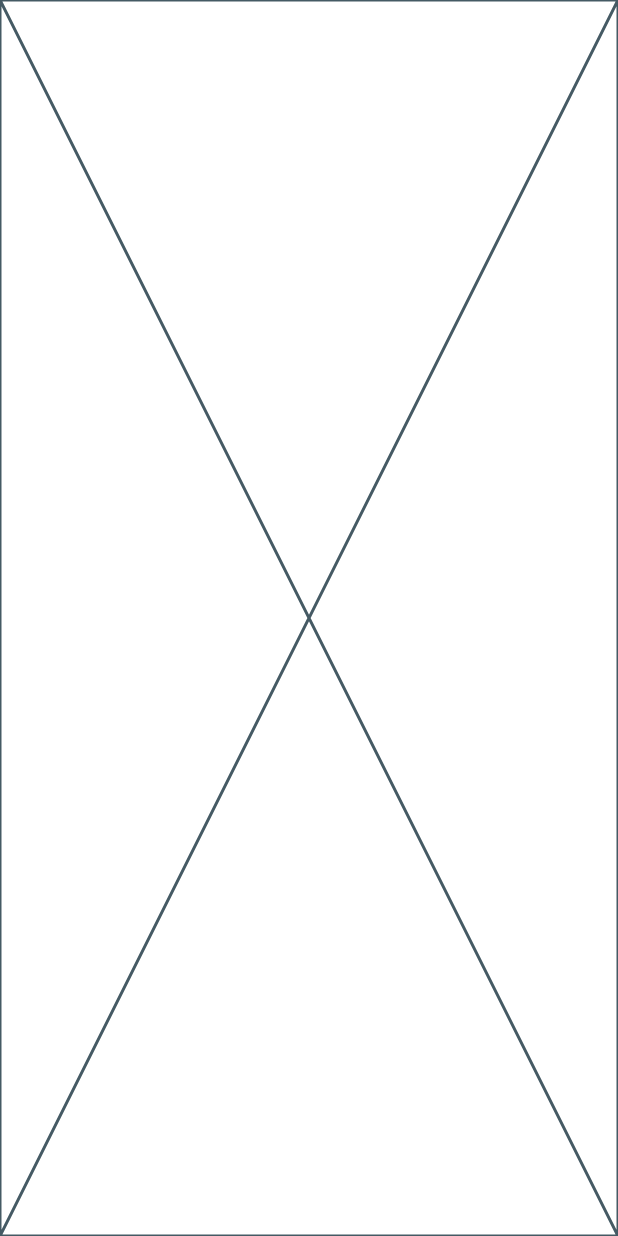
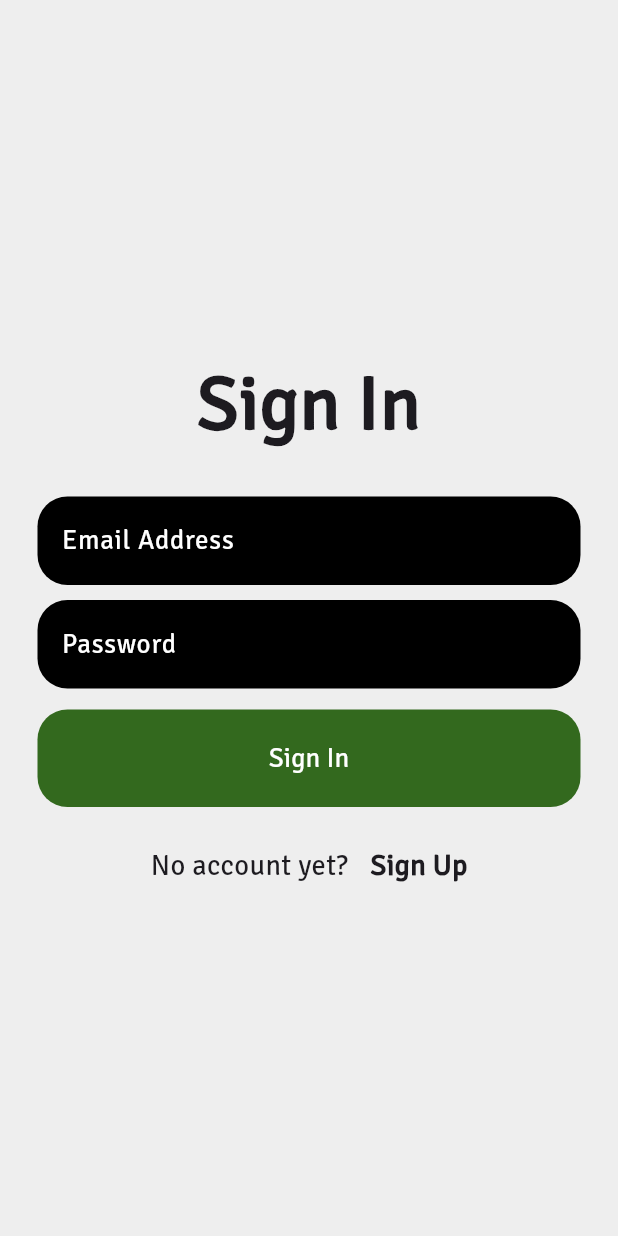
Before and after one commit to Abdusalom-mobile-developer/flutter_practice17, a Flutter app: the screen it shows after launch, after a tap on "Sign In", on a phone screen of 412 x 824 dp. Run offline on Flutter 3.47's test engine with Material 3 defaults, Android fonts, the phone set to English and light mode, and no system bars.

Commit message:
Added a new page which is Sign In page

```diff
--- a/lib/pages/signin_page.dart
+++ b/lib/pages/signin_page.dart
@@ -1,7 +1,8 @@
 import 'package:flutter/material.dart';
+import 'package:flutter_practice17/pages/home_page.dart';
+import 'package:flutter_practice17/pages/signup_page.dart';
 
 class SigninPage extends StatefulWidget {
-
   static final String id = "signin_page";
   const SigninPage({super.key});
 
@@ -10,8 +11,133 @@ class SigninPage extends StatefulWidget {
 }
 
 class _SigninPageState extends State<SigninPage> {
+  TextEditingController _emailAddressController = TextEditingController();
+  TextEditingController _passwordController = TextEditingController();
+
+  _checkControllers() {
+    if (_emailAddressController.text.toLowerCase() == "abdusalom@gmail.com" &&
+        _passwordController.text.toLowerCase() == "freedom") {
+      Navigator.pushReplacementNamed(
+        context, HomePage.id
+      );
+    }
+  }
+
   @override
   Widget build(BuildContext context) {
-    return const Placeholder();
+    return Scaffold(
+      backgroundColor: Colors.grey[200],
+      body: Column(
+        mainAxisAlignment: MainAxisAlignment.center,
+        children: [
+          Text(
+            "Sign In",
+            style: TextStyle(
+                fontSize: 50,
+                fontFamily: "Signika",
+                fontWeight: FontWeight.bold),
+          ),
+          SizedBox(
+            height: 25,
+          ),
+          Container(
+            decoration: BoxDecoration(
+                borderRadius: BorderRadius.circular(20), color: Colors.black),
+            width: double.infinity,
+            margin: EdgeInsets.only(left: 25, right: 25),
+            child: TextField(
+              cursorColor: Colors.white,
+              style: TextStyle(
+                color: Colors.white,
+              ),
+              controller: _emailAddressController,
+              decoration: InputDecoration(
+                  border: OutlineInputBorder(
+                      borderSide: BorderSide.none,
+                      borderRadius: BorderRadius.circular(20)),
+                  hintText: "Email Address",
+                  hintStyle: TextStyle(
+                      color: Colors.white,
+                      fontFamily: "Signika",
+                      fontSize: 18)),
+            ),
+          ),
+          SizedBox(
+            height: 10,
+          ),
+          Container(
+            decoration: BoxDecoration(
+                borderRadius: BorderRadius.circular(20), color: Colors.black),
+            width: double.infinity,
+            margin: EdgeInsets.only(left: 25, right: 25),
+            child: TextField(
+              cursorColor: Colors.white,
+              style: TextStyle(
+                color: Colors.white,
+              ),
+              controller: _passwordController,
+              decoration: InputDecoration(
+                  border: OutlineInputBorder(
+                      borderSide: BorderSide.none,
+                      borderRadius: BorderRadius.circular(20)),
+                  hintText: "Password",
+                  hintStyle: TextStyle(
+                      color: Colors.white,
+                      fontFamily: "Signika",
+                      fontSize: 18)),
+            ),
+          ),
+          SizedBox(
+            height: 14,
+          ),
+          Container(
+            height: 65,
+            decoration: BoxDecoration(
+              borderRadius: BorderRadius.circular(20),
+              color: Colors.lightGreen[900],
+            ),
+            width: double.infinity,
+            margin: EdgeInsets.only(left: 25, right: 25),
+            child: TextButton(
+                onPressed: () {
+                  _checkControllers();
+                },
+                child: Text(
+                  "Sign In",
+                  style: TextStyle(
+                      color: Colors.white, fontSize: 18, fontFamily: "Signika"),
+                )),
+          ),
+          SizedBox(
+            height: 25,
+          ),
+          Row(
+            mainAxisAlignment: MainAxisAlignment.center,
+            children: [
+              Text(
+                "No account yet?",
+                style: TextStyle(fontSize: 19, fontFamily: "Signika"),
+              ),
+              SizedBox(
+                width: 15,
+              ),
+              GestureDetector(
+                onTap: () {
+                  Navigator.pushReplacementNamed(context, SignupPage.id);
+                },
+                child: Text(
+                  "Sign Up",
+                  style: TextStyle(
+                      fontSize: 19,
+                      fontWeight: FontWeight.bold,
+                      fontFamily: "Signika"),
+                ),
+              )
+            ],
+          )
+        ],
+      ),
+    );
+    ;
   }
 }
--- a/lib/pages/signup_page.dart
+++ b/lib/pages/signup_page.dart
@@ -17,9 +17,9 @@ class _SignupPageState extends State<SignupPage> {
   TextEditingController _passwordController = TextEditingController();
 
   void _checkContorollers() {
-    if (_userNameController.text == "Abdusalom" &&
-        _emailAdressController.text == "Abdusalom@gmail.com" &&
-        _passwordController.text == "freedom") {
+    if (_userNameController.text.toLowerCase() == "abdusalom" &&
+        _emailAdressController.text.toLowerCase() == "abdusalom@gmail.com" &&
+        _passwordController.text.toLowerCase() == "freedom") {
       Navigator.pushReplacementNamed(context, HomePage.id);
     }
   }
--- a/lib/pages/splash_page.dart
+++ b/lib/pages/splash_page.dart
@@ -27,6 +27,7 @@ class _SplashPageState extends State<SplashPage> {
   @override
   Widget build(BuildContext context) {
     return Scaffold(
+      backgroundColor: Colors.grey[200],
       body: Stack(
         children: [
           Center(
```
